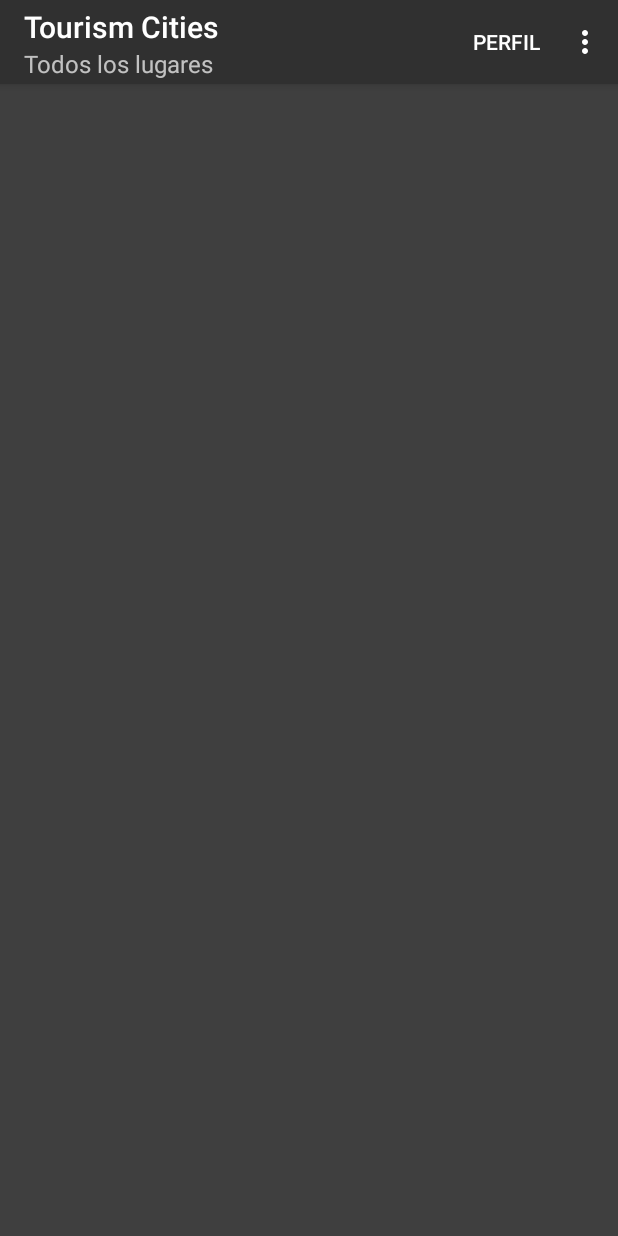
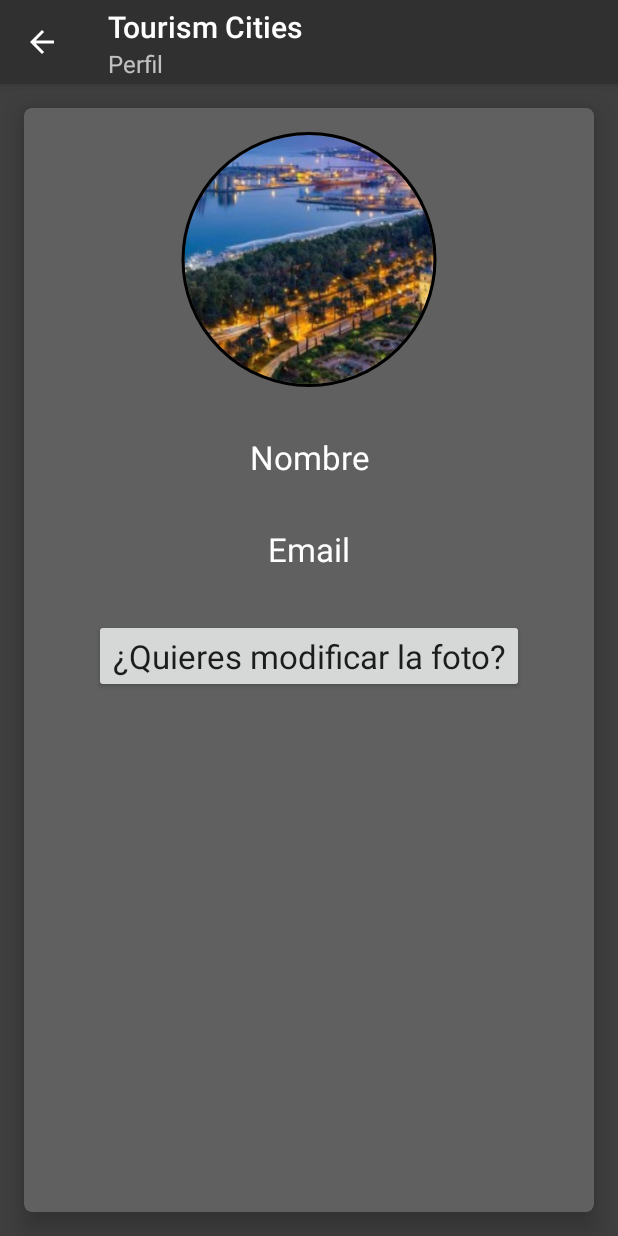
Before and after one commit to andresfernandeznad/TourismCitiesAndroid, an Android app: the PostLogin screen opened directly, with no data from a screen before it, after a tap on "PERFIL", on a phone screen of 412 x 824 dp. Run offline under Robolectric (Android 15) with nearby library versions, the phone set to English and light mode, and no system bars; our stand-ins replace CircleImageView, Firebase (no records; nobody signed in at launch, a user with empty details on screens opened directly); libraries missing offline, so code that uses them is left out: com.karumi.dexter; 4 statements that could not run were skipped.

Commit message:
Profile added

```diff
--- a/app/build.gradle
+++ b/app/build.gradle
@@ -55,6 +55,10 @@ dependencies {
 
     implementation 'com.android.support:multidex:1.0.3'
 
+    implementation 'de.hdodenhof:circleimageview:3.0.0'
+
+    implementation 'com.karumi:dexter:5.0.0'
+
     testImplementation 'junit:junit:4.12'
     androidTestImplementation 'com.android.support.test:runner:1.0.2'
     androidTestImplementation 'com.android.support.test.espresso:espresso-core:3.0.2'
--- a/app/src/main/java/com/example/andres/tourismcities/PostLogin.java
+++ b/app/src/main/java/com/example/andres/tourismcities/PostLogin.java
@@ -131,7 +131,10 @@ public class PostLogin extends AppCompatActivity {
                 break;
             case R.id.perfilmenu:
                 //todo Que se abre actividad en la que se pueda ver mi perfil y configuración sobre el mismo
-                Toast.makeText(getApplicationContext(), "Se abre mi perfil", Toast.LENGTH_SHORT).show();
+                intent = new Intent(getApplicationContext(), ProfileActivity.class);
+                intent.putExtra("usuario", usuario);
+                //Toast.makeText(getApplicationContext(), "Se abre mi perfil", Toast.LENGTH_SHORT).show();
+                startActivity(intent);
                 break;
 
             default:
--- /dev/null
+++ b/app/src/main/java/com/example/andres/tourismcities/ProfileActivity.java
@@ -0,0 +1,207 @@
+package com.example.andres.tourismcities;
+
+import android.Manifest;
+import android.content.DialogInterface;
+import android.content.Intent;
+import android.graphics.Bitmap;
+import android.media.Image;
+import android.media.MediaScannerConnection;
+import android.net.Uri;
+import android.os.Environment;
+import android.provider.MediaStore;
+import android.support.v7.app.AlertDialog;
+import android.support.v7.app.AppCompatActivity;
+import android.os.Bundle;
+import android.util.Log;
+import android.view.View;
+import android.widget.Button;
+import android.widget.ImageView;
+import android.widget.TextView;
+import android.widget.Toast;
+
+import com.example.andres.tourismcities.modelos.Usuario;
+import com.karumi.dexter.Dexter;
+import com.karumi.dexter.MultiplePermissionsReport;
+import com.karumi.dexter.PermissionToken;
+import com.karumi.dexter.listener.DexterError;
+import com.karumi.dexter.listener.PermissionRequest;
+import com.karumi.dexter.listener.PermissionRequestErrorListener;
+import com.karumi.dexter.listener.multi.MultiplePermissionsListener;
+
+import java.io.ByteArrayOutputStream;
+import java.io.File;
+import java.io.FileOutputStream;
+import java.io.IOException;
+import java.util.Calendar;
+import java.util.List;
+
+public class ProfileActivity extends AppCompatActivity {
+
+    private Usuario usuario;
+    private TextView textView;
+    private ImageView imageView;
+    private final int GALLERY = 1, CAMERA = 2;
+    private Button btn;
+
+
+    @Override
+    protected void onCreate(Bundle savedInstanceState) {
+        super.onCreate(savedInstanceState);
+        setContentView(R.layout.activity_profile);
+        Intent intent = getIntent();
+        pedirPermisos();
+        usuario = (Usuario) intent.getSerializableExtra("usuario");
+        textView = findViewById(R.id.nombreApellidoUsuario);
+        imageView = findViewById(R.id.imagenPerfil);
+        btn = findViewById(R.id.btn);
+        getSupportActionBar().setSubtitle("Perfil");
+        getSupportActionBar().setDisplayHomeAsUpEnabled(true);
+        textView.setText(usuario.getNombreCompleto());
+        btn.setOnClickListener(new View.OnClickListener() {
+            @Override
+            public void onClick(View view) {
+                mostrarDialogoImagen();
+            }
+        });
+        imageView.setOnClickListener(new View.OnClickListener() {
+            @Override
+            public void onClick(View view) {
+                mostrarDialogoImagen();
+            }
+        });
+    }
+
+    private void mostrarDialogoImagen() {
+        AlertDialog.Builder pictureDialog = new AlertDialog.Builder(this);
+        pictureDialog.setTitle("¿Qué quieres hacer?");
+        String[] pictureDialogItems = {
+                "Escoge una foto de la galería",
+                "Hacer una foto con la cámara" };
+        pictureDialog.setItems(pictureDialogItems,
+                new DialogInterface.OnClickListener() {
+                    @Override
+                    public void onClick(DialogInterface dialog, int which) {
+                        switch (which) {
+                            case 0:
+                                abrirGaleria();
+                                break;
+                            case 1:
+                                abrirCamara();
+                                break;
+                        }
+                    }
+                });
+        pictureDialog.show();
+    }
+
+    private void abrirGaleria() {
+        Intent galleryIntent = new Intent(Intent.ACTION_PICK,
+                android.provider.MediaStore.Images.Media.EXTERNAL_CONTENT_URI);
+
+        startActivityForResult(galleryIntent, GALLERY);
+    }
+
+    private void abrirCamara() {
+        Intent intent = new Intent(android.provider.MediaStore.ACTION_IMAGE_CAPTURE);
+        startActivityForResult(intent, CAMERA);
+    }
+
+    @Override
+    public void onActivityResult(int requestCode, int resultCode, Intent data) {
+
+        super.onActivityResult(requestCode, resultCode, data);
+        if (resultCode == this.RESULT_CANCELED) {
+            return;
+        }
+        if (requestCode == GALLERY) {
+            if (data != null) {
+                Uri contentURI = data.getData();
+                try {
+                    Bitmap imagenGaleria = MediaStore.Images.Media.getBitmap(this.getContentResolver(), contentURI);
+                    String path = guardarImagen(imagenGaleria);
+                    Toast.makeText(ProfileActivity.this, "Imagen guardada", Toast.LENGTH_SHORT).show();
+                    imageView.setImageBitmap(imagenGaleria);
+
+                } catch (IOException e) {
+                    e.printStackTrace();
+                    Toast.makeText(ProfileActivity.this, "Error fatal", Toast.LENGTH_SHORT).show();
+                }
+            }
+
+        } else if (requestCode == CAMERA) {
+            Bitmap imagenCam = (Bitmap) data.getExtras().get("data");
+            imageView.setImageBitmap(imagenCam);
+            guardarImagen(imagenCam);
+            Toast.makeText(ProfileActivity.this, "Imagen guardada", Toast.LENGTH_SHORT).show();
+        }
+    }
+
+    public String guardarImagen(Bitmap myBitmap) {
+        ByteArrayOutputStream bytes = new ByteArrayOutputStream();
+        myBitmap.compress(Bitmap.CompressFormat.JPEG, 90, bytes);
+        File wallpaperDirectory = new File(
+                Environment.getExternalStorageDirectory() + "/imagenesPerfil");
+        // have the object build the directory structure, if needed.
+        if (!wallpaperDirectory.exists()) {
+            wallpaperDirectory.mkdirs();
+        }
+
+        try {
+            File f = new File(wallpaperDirectory, Calendar.getInstance()
+                    .getTimeInMillis() + ".jpg");
+            f.createNewFile();
+            FileOutputStream fo = new FileOutputStream(f);
+            fo.write(bytes.toByteArray());
+            MediaScannerConnection.scanFile(this,
+                    new String[]{f.getPath()},
+                    new String[]{"image/jpeg"}, null);
+            fo.close();
+            Log.d("TAG", "Archivo guardado;" + f.getAbsolutePath());
+
+            return f.getAbsolutePath();
+        } catch (IOException e1) {
+            e1.printStackTrace();
+        }
+        return "";
+    }
+
+    private void pedirPermisos(){
+        Dexter.withActivity(this)
+                .withPermissions(
+                        Manifest.permission.CAMERA,
+                        Manifest.permission.WRITE_EXTERNAL_STORAGE,
+                        Manifest.permission.READ_EXTERNAL_STORAGE)
+                .withListener(new MultiplePermissionsListener() {
+                    @Override
+                    public void onPermissionsChecked(MultiplePermissionsReport report) {
+                        // check if all permissions are granted
+                        if (report.areAllPermissionsGranted()) {
+                            Toast.makeText(getApplicationContext(), "Todos los permisos garantizados.", Toast.LENGTH_SHORT).show();
+                        }
+                        // check for permanent denial of any permission
+                        if (report.isAnyPermissionPermanentlyDenied()) {
+
+                        }
+                    }
+
+                    @Override
+                    public void onPermissionRationaleShouldBeShown(List<PermissionRequest> permissions, PermissionToken token) {
+                        token.continuePermissionRequest();
+                    }
+                }).
+                withErrorListener(new PermissionRequestErrorListener() {
+                    @Override
+                    public void onError(DexterError error) {
+                        Toast.makeText(getApplicationContext(), "Some Error! ", Toast.LENGTH_SHORT).show();
+                    }
+                })
+                .onSameThread()
+                .check();
+    }
+
+    @Override
+    public boolean onSupportNavigateUp() {
+        onBackPressed();
+        return super.onSupportNavigateUp();
+    }
+}
--- a/app/src/main/java/com/example/andres/tourismcities/modelos/Usuario.java
+++ b/app/src/main/java/com/example/andres/tourismcities/modelos/Usuario.java
@@ -77,4 +77,8 @@ public class Usuario implements Serializable {
     public void setEmail(String email) {
         this.email = email;
     }
+
+    public String getNombreCompleto() {
+        return this.getNombre() + " " + this.getApellidos();
+    }
 }
--- /dev/null
+++ b/app/src/main/res/layout/activity_profile.xml
@@ -0,0 +1,104 @@
+<?xml version="1.0" encoding="utf-8"?>
+<android.support.constraint.ConstraintLayout xmlns:android="http://schemas.android.com/apk/res/android"
+    xmlns:app="http://schemas.android.com/apk/res-auto"
+    xmlns:tools="http://schemas.android.com/tools"
+    android:layout_width="match_parent"
+    android:layout_height="match_parent"
+    android:background="@color/backgroundColor"
+    tools:context=".ProfileActivity">
+
+    <android.support.v7.widget.CardView
+        android:id="@+id/cardView"
+        android:layout_width="0dp"
+        android:layout_height="0dp"
+        android:layout_marginBottom="16dp"
+        android:layout_marginEnd="16dp"
+        android:layout_marginLeft="16dp"
+        android:layout_marginRight="16dp"
+        android:layout_marginStart="16dp"
+        android:layout_marginTop="16dp"
+        app:cardBackgroundColor="@color/cardViewBackground"
+        app:cardCornerRadius="5dp"
+        app:cardElevation="10dp"
+        app:layout_constraintBottom_toBottomOf="parent"
+        app:layout_constraintEnd_toEndOf="parent"
+
+
+        app:layout_constraintStart_toStartOf="parent"
+        app:layout_constraintTop_toTopOf="parent" >
+
+        <android.support.constraint.ConstraintLayout
+            android:layout_width="match_parent"
+            android:layout_height="match_parent">
+
+            <TextView
+                android:id="@+id/nombreApellidoUsuario"
+                android:layout_width="0dp"
+                android:layout_height="wrap_content"
+                android:layout_marginEnd="8dp"
+                android:layout_marginLeft="8dp"
+                android:layout_marginRight="8dp"
+                android:layout_marginStart="8dp"
+                android:layout_marginTop="32dp"
+                android:text="Nombre"
+                android:textAlignment="center"
+                android:textColor="@android:color/white"
+                android:textSize="22sp"
+                app:layout_constraintEnd_toEndOf="parent"
+                app:layout_constraintStart_toStartOf="parent"
+                app:layout_constraintTop_toBottomOf="@+id/imagenPerfil" />
+
+            <TextView
+                android:id="@+id/emailUsuario"
+                android:layout_width="0dp"
+                android:layout_height="wrap_content"
+                android:layout_marginEnd="8dp"
+                android:layout_marginLeft="8dp"
+                android:layout_marginRight="8dp"
+                android:layout_marginStart="8dp"
+                android:layout_marginTop="32dp"
+                android:text="Email"
+                android:textAlignment="center"
+                android:textColor="@android:color/white"
+                android:textSize="22sp"
+                app:layout_constraintEnd_toEndOf="parent"
+                app:layout_constraintStart_toStartOf="parent"
+                app:layout_constraintTop_toBottomOf="@+id/nombreApellidoUsuario" />
+
+            <de.hdodenhof.circleimageview.CircleImageView xmlns:app="http://schemas.android.com/apk/res-auto"
+                android:id="@+id/imagenPerfil"
+                android:layout_width="0dp"
+                android:layout_height="170dp"
+                android:layout_marginEnd="16dp"
+                android:layout_marginLeft="16dp"
+                android:layout_marginRight="16dp"
+                android:layout_marginStart="16dp"
+                android:layout_marginTop="16dp"
+                android:src="@drawable/malaga"
+                app:civ_border_color="#FF000000"
+                app:civ_border_width="2dp"
+                app:layout_constraintEnd_toEndOf="parent"
+                app:layout_constraintStart_toStartOf="parent"
+                app:layout_constraintTop_toTopOf="parent" />
+
+            <Button
+                android:id="@+id/btn"
+                android:layout_width="wrap_content"
+                android:layout_height="wrap_content"
+                android:layout_gravity="center_horizontal"
+                android:layout_marginEnd="8dp"
+                android:layout_marginLeft="8dp"
+                android:layout_marginRight="8dp"
+                android:layout_marginStart="8dp"
+                android:layout_marginTop="32dp"
+                android:text="¿Quieres modificar la foto?"
+                android:textAppearance="?android:attr/textAppearanceLarge"
+                app:layout_constraintEnd_toEndOf="parent"
+                app:layout_constraintStart_toStartOf="parent"
+                app:layout_constraintTop_toBottomOf="@+id/emailUsuario" />
+
+
+        </android.support.constraint.ConstraintLayout>
+    </android.support.v7.widget.CardView>
+
+</android.support.constraint.ConstraintLayout>
```
Also changed, not shown: app/src/main/AndroidManifest.xml (+11 -1 lines), app/src/main/java/com/example/andres/tourismcities/LoginActivity.java (+4 -3 lines), app/src/main/java/com/example/andres/tourismcities/SliderLoginActivity.java (added, +29 -0 lines), app/src/main/res/layout/activity_slider_login.xml (added, +46 -0 lines).
